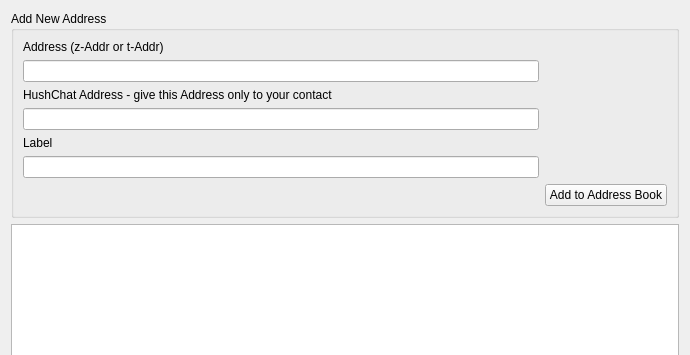
jahway603/SilentDragonLite, file src/addressbook.ui: the form before one commit; both pictures show x 0 to 690 and y 0 to 355 of the 690 by 562 pixel window.
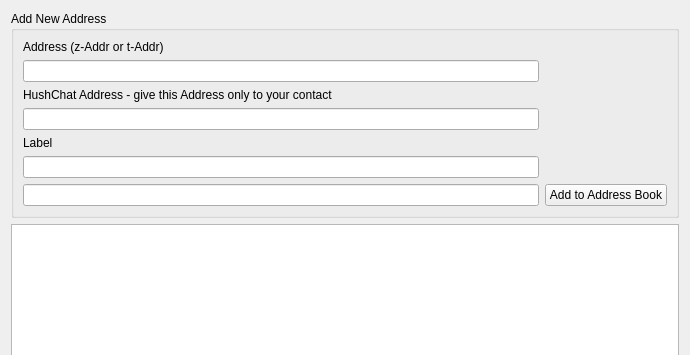
The form after the commit.

```diff
--- a/src/addressbook.ui
+++ b/src/addressbook.ui
@@ -55,7 +55,7 @@
        </widget>
       </item>
       <item row="6" column="0">
-       <layout class="QHBoxLayout" name="horizontalLayout"/>
+       <widget class="QLineEdit" name="cid"/>
       </item>
       <item row="6" column="1">
        <widget class="QPushButton" name="addNew">
```
